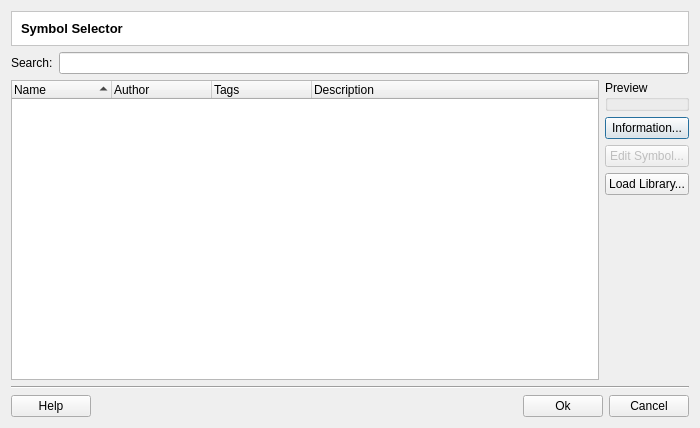
claudiobogossian/terralib5, file src/terralib/qt/widgets/se/ui/SymbolSelectorDialogForm.ui: the form before one commit.
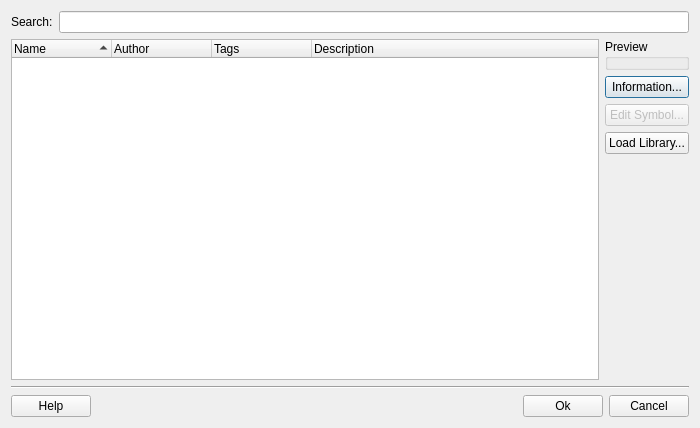
The form after the commit.

Commit message: Enabling symbol library read; TODO: Move the OGC Symbology Enconding serialization methods from <te::serialization> module to <te::se> module to avoid dependency with serialization module;

```diff
--- a/src/terralib/qt/widgets/se/ui/SymbolSelectorDialogForm.ui
+++ b/src/terralib/qt/widgets/se/ui/SymbolSelectorDialogForm.ui
@@ -23,35 +23,6 @@
    <item row="0" column="0">
     <layout class="QGridLayout" name="gridLayout_6">
      <item row="0" column="0">
-      <widget class="QFrame" name="frame_2">
-       <property name="styleSheet">
-        <string notr="true">QWidget { background: white }</string>
-       </property>
-       <property name="frameShape">
-        <enum>QFrame::StyledPanel</enum>
-       </property>
-       <property name="frameShadow">
-        <enum>QFrame::Sunken</enum>
-       </property>
-       <layout class="QVBoxLayout" name="verticalLayout_5">
-        <item>
-         <widget class="QLabel" name="m_symbolTitleLabel">
-          <property name="font">
-           <font>
-            <pointsize>10</pointsize>
-            <weight>75</weight>
-            <bold>true</bold>
-           </font>
-          </property>
-          <property name="text">
-           <string>Symbol Selector</string>
-          </property>
-         </widget>
-        </item>
-       </layout>
-      </widget>
-     </item>
-     <item row="1" column="0">
       <layout class="QGridLayout" name="gridLayout_5">
        <item row="0" column="0">
         <widget class="QLabel" name="m_searchLabel">
@@ -65,7 +36,7 @@
        </item>
       </layout>
      </item>
-     <item row="2" column="0">
+     <item row="1" column="0">
       <layout class="QGridLayout" name="gridLayout_4">
        <item row="0" column="0">
         <widget class="QTreeWidget" name="m_symbolLibraryTreeWidget">
```
Left out of the diff: 2 changed lines with no effect on the pictures. The commit also changes 4 other files.
